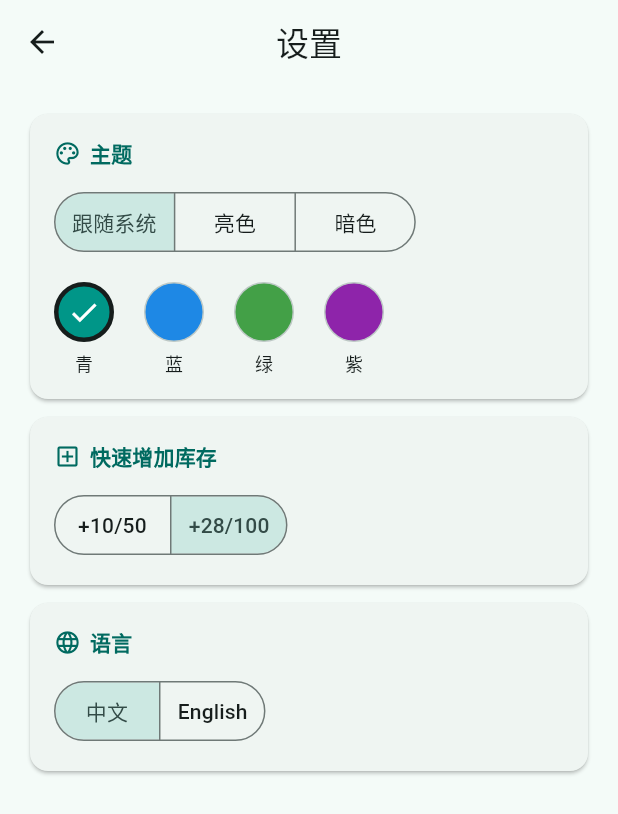
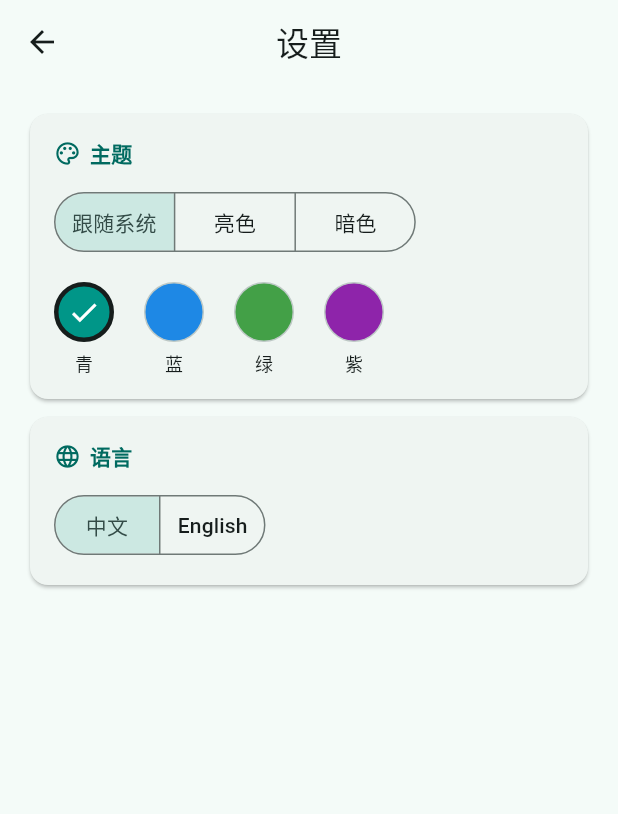
Before and after one commit to jjzhang2000/pharm_assistant, a Flutter app: the screen it shows after launch, after a tap on the "settings" icon, on a phone screen of 412 x 824 dp. Shown: the top 814 px of the screen. Run offline on Flutter 3.47's test engine with Material 3 defaults, Android fonts, the phone set to English and light mode, and no system bars; our stand-ins replace flutter_local_notifications, flutter_markdown, package_info_plus, timezone; missing offline and left inert: gal.

Commit message:
feat: 新增包装规格与按周期服用安排显示，改造快速增减，版本号升至 0.6.6
- 添加/编辑页新增「包装规格」行（每包装数量 + 采购单位盒/瓶）
- 详情页展示包装规格，快速增减改为 -1/+1/+1盒(瓶)，按钮文字带规格单位
- 服用安排按周/月显示（如「每周一 12:00」「每3月1日 08:00」），并修正标题与胶囊垂直对齐
- 设置页移除「快速增加库存」选项及配套 QuickAddService
- 修复首次启动默认/备用药箱 ID 重复导致药品跨箱显示的问题
- 关闭 Kotlin 增量编译以规避 pub 缓存跨盘编译异常

```diff
--- a/lib/l10n/gen/app_localizations.dart
+++ b/lib/l10n/gen/app_localizations.dart
@@ -302,12 +302,6 @@ abstract class AppLocalizations {
   /// **'Language'**
   String get language;
 
-  /// No description provided for @quickAddStock.
-  ///
-  /// In en, this message translates to:
-  /// **'Quick add stock'**
-  String get quickAddStock;
-
   /// No description provided for @colorTeal.
   ///
   /// In en, this message translates to:
@@ -500,6 +494,30 @@ abstract class AppLocalizations {
   /// **'Every {value} {unit} {times} times'**
   String frequencyValue(String value, String unit, String times);
 
+  /// No description provided for @scheduleWeekly.
+  ///
+  /// In en, this message translates to:
+  /// **'Every {value} weeks on {weekday} at {time}'**
+  String scheduleWeekly(String value, String weekday, String time);
+
+  /// No description provided for @scheduleWeeklySingle.
+  ///
+  /// In en, this message translates to:
+  /// **'Every week on {weekday} at {time}'**
+  String scheduleWeeklySingle(String weekday, String time);
+
+  /// No description provided for @scheduleMonthly.
+  ///
+  /// In en, this message translates to:
+  /// **'Every {value} months on day {day} at {time}'**
+  String scheduleMonthly(String value, String day, String time);
+
+  /// No description provided for @scheduleMonthlySingle.
+  ///
+  /// In en, this message translates to:
+  /// **'Every month on day {day} at {time}'**
+  String scheduleMonthlySingle(String day, String time);
+
   /// No description provided for @dosePerTimeLabel.
   ///
   /// In en, this message translates to:
@@ -662,6 +680,12 @@ abstract class AppLocalizations {
   /// **'drop'**
   String get unitDrop;
 
+  /// No description provided for @unitBox.
+  ///
+  /// In en, this message translates to:
+  /// **'box'**
+  String get unitBox;
+
   /// No description provided for @unitDay.
   ///
   /// In en, this message translates to:
@@ -679,6 +703,48 @@ abstract class AppLocalizations {
   /// In en, this message translates to:
   /// **'month'**
   String get unitMonth;
+
+  /// No description provided for @weekdayMon.
+  ///
+  /// In en, this message translates to:
+  /// **'Mon'**
+  String get weekdayMon;
+
+  /// No description provided for @weekdayTue.
+  ///
+  /// In en, this message translates to:
+  /// **'Tue'**
+  String get weekdayTue;
+
+  /// No description provided for @weekdayWed.
+  ///
+  /// In en, this message translates to:
+  /// **'Wed'**
+  String get weekdayWed;
+
+  /// No description provided for @weekdayThu.
+  ///
+  /// In en, this message translates to:
+  /// **'Thu'**
+  String get weekdayThu;
+
+  /// No description provided for @weekdayFri.
+  ///
+  /// In en, this message translates to:
+  /// **'Fri'**
+  String get weekdayFri;
+
+  /// No description provided for @weekdaySat.
+  ///
+  /// In en, this message translates to:
+  /// **'Sat'**
+  String get weekdaySat;
+
+  /// No description provided for @weekdaySun.
+  ///
+  /// In en, this message translates to:
+  /// **'Sun'**
+  String get weekdaySun;
 }
 
 class _AppLocalizationsDelegate
--- a/lib/main.dart
+++ b/lib/main.dart
@@ -4,7 +4,6 @@ import 'package:provider/provider.dart';
 import 'services/storage_service.dart';
 import 'services/theme_service.dart';
 import 'services/locale_service.dart';
-import 'services/quick_add_service.dart';
 import 'services/notification_service.dart';
 import 'app.dart';
 
@@ -14,12 +13,10 @@ void main() async {
   final storageService = StorageService();
   final themeService = ThemeService();
   final localeService = LocaleService();
-  final quickAddService = QuickAddService();
   await Future.wait([
     storageService.load(),
     themeService.load(),
     localeService.load(),
-    quickAddService.load(),
   ]);
 
   try {
@@ -40,7 +37,6 @@ void main() async {
         ChangeNotifierProvider.value(value: storageService),
         ChangeNotifierProvider.value(value: themeService),
         ChangeNotifierProvider.value(value: localeService),
-        ChangeNotifierProvider.value(value: quickAddService),
       ],
       child: const MedicineApp(),
     ),
--- a/lib/models/medicine.dart
+++ b/lib/models/medicine.dart
@@ -7,6 +7,10 @@ class Medicine {
   final double dosageStrength;
   final String dosageStrengthUnit;
   final String form;
+  /// 一个包装（每盒/每瓶）的数量（整数，如 28 粒/盒；0 表示未设置）
+  final int packageSize;
+  /// 每次采购的单位（盒/瓶）；空串表示未设置
+  final String packageUnit;
   final int periodValue;
   final String periodUnit;
   final int timesPerPeriod;
@@ -36,6 +40,8 @@ class Medicine {
     required this.dosageStrength,
     required this.dosageStrengthUnit,
     required this.form,
+    this.packageSize = 0,
+    this.packageUnit = '',
     required this.periodValue,
     required this.periodUnit,
     required this.timesPerPeriod,
@@ -363,6 +369,8 @@ class Medicine {
       dosageStrength: (json['dosageStrength'] as num?)?.toDouble() ?? 0,
       dosageStrengthUnit: json['dosageStrengthUnit'] as String? ?? '',
       form: json['form'] as String? ?? json['dosageUnit'] as String? ?? '片',
+      packageSize: json['packageSize'] as int? ?? 0,
+      packageUnit: json['packageUnit'] as String? ?? '',
       periodValue: json['periodValue'] as int? ?? 1,
       periodUnit: unit,
       timesPerPeriod: json['timesPerPeriod'] as int? ?? json['timesPerDay'] as int? ?? 1,
@@ -402,6 +410,8 @@ class Medicine {
       'dosageStrength': dosageStrength,
       'dosageStrengthUnit': dosageStrengthUnit,
       'form': form,
+      'packageSize': packageSize,
+      'packageUnit': packageUnit,
       'periodValue': periodValue,
       'periodUnit': periodUnit,
       'timesPerPeriod': timesPerPeriod,
@@ -429,6 +439,8 @@ class Medicine {
     double? dosageStrength,
     String? dosageStrengthUnit,
     String? form,
+    int? packageSize,
+    String? packageUnit,
     int? periodValue,
     String? periodUnit,
     int? timesPerPeriod,
@@ -451,6 +463,8 @@ class Medicine {
       dosageStrength: dosageStrength ?? this.dosageStrength,
       dosageStrengthUnit: dosageStrengthUnit ?? this.dosageStrengthUnit,
       form: form ?? this.form,
+      packageSize: packageSize ?? this.packageSize,
+      packageUnit: packageUnit ?? this.packageUnit,
       periodValue: periodValue ?? this.periodValue,
       periodUnit: periodUnit ?? this.periodUnit,
       timesPerPeriod: timesPerPeriod ?? this.timesPerPeriod,
--- a/lib/screens/settings_screen.dart
+++ b/lib/screens/settings_screen.dart
@@ -3,7 +3,6 @@ import 'package:provider/provider.dart';
 
 import '../l10n/gen/app_localizations.dart';
 import '../services/locale_service.dart';
-import '../services/quick_add_service.dart';
 import '../services/theme_service.dart';
 
 /// 设置页：仅提供主题（配色）与语言设置
@@ -22,8 +21,6 @@ class SettingsScreen extends StatelessWidget {
         padding: const EdgeInsets.all(20),
         children: [
           _buildThemeSection(context, theme, themeService),
-          const SizedBox(height: 12),
-          _buildQuickAddSection(context, theme),
           const SizedBox(height: 12),
           _buildLanguageSection(context, theme),
         ],
@@ -81,48 +78,6 @@ class SettingsScreen extends StatelessWidget {
                 for (var i = 0; i < ThemeService.seedOptions.length; i++)
                   _buildColorSwatch(theme, ts, i, colorLabels[i]),
               ],
-            ),
-          ],
-        ),
-      ),
-    );
-  }
-
-  /// 快速增加库存设置卡片：+10/50 或 +28/100
-  Widget _buildQuickAddSection(BuildContext context, ThemeData theme) {
-    final l10n = AppLocalizations.of(context);
-    final quickAdd = context.watch<QuickAddService>();
-    return Card(
-      margin: EdgeInsets.zero,
-      shape: RoundedRectangleBorder(borderRadius: BorderRadius.circular(12)),
-      child: Padding(
-        padding: const EdgeInsets.all(16),
-        child: Column(
-          crossAxisAlignment: CrossAxisAlignment.start,
-          children: [
-            Row(
-              children: [
-                Icon(Icons.add_box_outlined,
-                    size: 18, color: theme.colorScheme.primary),
-                const SizedBox(width: 6),
-                Text(
-                  l10n.quickAddStock,
-                  style: theme.textTheme.titleSmall?.copyWith(
-                    fontWeight: FontWeight.bold,
-                    color: theme.colorScheme.primary,
-                  ),
-                ),
-              ],
-            ),
-            const SizedBox(height: 12),
-            SegmentedButton<int>(
-              segments: const [
-                ButtonSegment(value: 0, label: Text('+10/50')),
-                ButtonSegment(value: 1, label: Text('+28/100')),
-              ],
-              selected: {quickAdd.index},
-              onSelectionChanged: (s) => quickAdd.setPreset(s.first),
-              showSelectedIcon: false,
             ),
           ],
         ),
--- a/lib/services/locale_service.dart
+++ b/lib/services/locale_service.dart
@@ -10,10 +10,8 @@ class LocaleService extends ChangeNotifier {
   static Locale current = const Locale('zh');
 
   Locale _locale = const Locale('zh');
-  bool _loaded = false;
 
   Locale get locale => _locale;
-  bool get loaded => _loaded;
 
   Future<File> _file() async {
     final dir = await getApplicationDocumentsDirectory();
@@ -32,7 +30,6 @@ class LocaleService extends ChangeNotifier {
       debugPrint('加载语言设置失败: $e');
     }
     current = _locale;
-    _loaded = true;
     notifyListeners();
   }
 
--- a/lib/services/quick_add_service.dart
+++ /dev/null
@@ -1,60 +0,0 @@
-import 'dart:convert';
-import 'dart:io';
-
-import 'package:flutter/material.dart';
-import 'package:path_provider/path_provider.dart';
-
-/// 快速增加库存档位偏好：+10/+50 或 +28/+100，持久化到 quick_add.json
-class QuickAddService extends ChangeNotifier {
-  /// 可选档位：索引 0 为 +10/+50，索引 1 为 +28/+100（默认）
-  static const List<List<int>> presets = [
-    [10, 50],
-    [28, 100],
-  ];
-
-  int _index = 1;
-  bool _loaded = false;
-
-  int get index => _index;
-  int get small => presets[_index][0];
-  int get large => presets[_index][1];
-  bool get loaded => _loaded;
-
-  Future<File> _file() async {
-    final dir = await getApplicationDocumentsDirectory();
-    return File('${dir.path}/quick_add.json');
-  }
-
-  /// 从 quick_add.json 读取档位偏好
-  Future<void> load() async {
-    try {
-      final f = await _file();
-      if (await f.exists()) {
-        final map = jsonDecode(await f.readAsString()) as Map<String, dynamic>;
-        final i = map['index'] as int? ?? 1;
-        _index = (i >= 0 && i < presets.length) ? i : 1;
-      }
-    } catch (e) {
-      debugPrint('加载快速增加库存设置失败: $e');
-    }
-    _loaded = true;
-    notifyListeners();
-  }
-
-  /// 切换档位
-  Future<void> setPreset(int index) async {
-    if (index < 0 || index >= presets.length || _index == index) return;
-    _index = index;
-    notifyListeners();
-    await _save();
-  }
-
-  Future<void> _save() async {
-    try {
-      final f = await _file();
-      await f.writeAsString(jsonEncode({'index': _index}));
-    } catch (e) {
-      debugPrint('保存快速增加库存设置失败: $e');
-    }
-  }
-}
--- a/lib/services/storage_service.dart
+++ b/lib/services/storage_service.dart
@@ -9,6 +9,15 @@ import '../models/medicine.dart';
 import '../models/medicine_box.dart';
 import 'locale_service.dart';
 import 'notification_service.dart';
+
+/// 自增序号，配合时间戳生成全局唯一 ID，避免同一毫秒内连续创建多个对象导致 ID 冲突
+int _idSeq = 0;
+
+/// 生成全局唯一 ID（微秒时间戳 + 自增序号）
+String generateId() {
+  _idSeq++;
+  return '${DateTime.now().microsecondsSinceEpoch}_$_idSeq';
+}
 
 /// 全局唯一的药品/药箱 JSON 文件存储服务，通过 [ChangeNotifier] 驱动界面刷新
 class StorageService extends ChangeNotifier {
@@ -75,7 +84,7 @@ class StorageService extends ChangeNotifier {
     var migrated = false;
     if (_boxes.isEmpty) {
       _boxes.add(MedicineBox(
-        id: DateTime.now().millisecondsSinceEpoch.toString(),
+        id: generateId(),
         name: '小药箱',
         createdAt: DateTime.now(),
         color: MedicineBox.boxPalette.first,
@@ -86,7 +95,7 @@ class StorageService extends ChangeNotifier {
     // 确保存在备用药箱（只记录存量、不自动扣减、不参与短缺统计）
     if (!_boxes.any((b) => b.isBackup)) {
       _boxes.add(MedicineBox(
-        id: DateTime.now().millisecondsSinceEpoch.toString(),
+        id: generateId(),
         name: lookupAppLocalizations(LocaleService.current).backupBox,
         createdAt: DateTime.now(),
         color: MedicineBox.backupColor,
@@ -104,6 +113,23 @@ class StorageService extends ChangeNotifier {
         _boxes.asMap().entries.any((e) => e.value.id != reordered[e.key].id);
     _boxes = reordered;
     if (orderChanged) migrated = true;
+
+    // 修复历史数据中的重复药箱 ID（旧版本在同一毫秒内创建默认药箱与备用药箱，
+    // 导致两者 id 相同、药品同时出现在两个药箱）：保留首个，其余重新生成。
+    final seenIds = <String>{};
+    for (int i = 0; i < _boxes.length; i++) {
+      final b = _boxes[i];
+      if (b.id.isEmpty || !seenIds.add(b.id)) {
+        _boxes[i] = MedicineBox(
+          id: generateId(),
+          name: b.name,
+          createdAt: b.createdAt,
+          color: b.color,
+          isBackup: b.isBackup,
+        );
+        migrated = true;
+      }
+    }
 
     final defaultBoxId = _boxes.first.id;
 
@@ -207,7 +233,7 @@ class StorageService extends ChangeNotifier {
   Future<MedicineBox> addBox(String name) async {
     final usedColors = _boxes.map((b) => b.color).toSet();
     final box = MedicineBox(
-      id: DateTime.now().millisecondsSinceEpoch.toString(),
+      id: generateId(),
       name: name,
       createdAt: DateTime.now(),
       color: MedicineBox.nextColor(usedColors),
--- a/lib/services/theme_service.dart
+++ b/lib/services/theme_service.dart
@@ -24,12 +24,10 @@ class ThemeService extends ChangeNotifier {
 
   ThemeMode _mode = ThemeMode.system;
   int _seedIndex = 0;
-  bool _loaded = false;
 
   ThemeMode get mode => _mode;
   int get seedIndex => _seedIndex;
   Color get seedColor => seedOptions[_seedIndex].seed;
-  bool get loaded => _loaded;
 
   Future<File> _file() async {
     final dir = await getApplicationDocumentsDirectory();
@@ -52,7 +50,6 @@ class ThemeService extends ChangeNotifier {
     } catch (e) {
       debugPrint('加载主题设置失败: $e');
     }
-    _loaded = true;
     notifyListeners();
   }
 
--- a/pubspec.yaml
+++ b/pubspec.yaml
@@ -1,7 +1,7 @@
 name: pharm_assistant
 description: 小药箱 - 日常药品库存管理
 publish_to: 'none'
-version: 0.6.5+11
+version: 0.6.6+12
 
 environment:
   sdk: '>=3.0.0 <4.0.0'
```
Also changed, not shown: assets/changelog.json (+11 -0 lines), lib/l10n/app_en.arb (+39 -2 lines), lib/l10n/app_zh.arb (+13 -2 lines), lib/l10n/gen/app_localizations_en.dart (+44 -3 lines), lib/l10n/gen/app_localizations_zh.dart (+44 -3 lines), lib/l10n/unit_labels.dart (+35 -0 lines), lib/screens/add_edit_medicine_screen.dart (+54 -1 lines), lib/screens/medicine_detail_screen.dart (+41 -35 lines), 4 other files.
